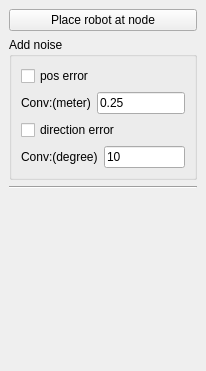
Before: the Qt Designer form include/tmapping/UI/dockSimulation.ui in StumboEugen/TMapping, drawn with Qt 5.
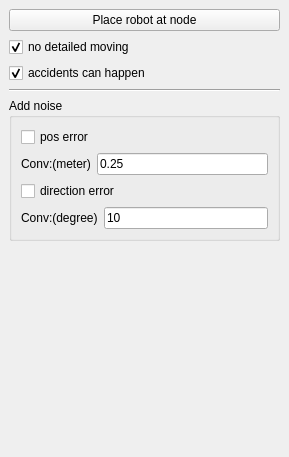
After: the same form once the commit is applied.

The edit to the form file:
```diff
--- a/include/tmapping/UI/dockSimulation.ui
+++ b/include/tmapping/UI/dockSimulation.ui
@@ -6,8 +6,8 @@
    <rect>
     <x>0</x>
     <y>0</y>
-    <width>206</width>
-    <height>371</height>
+    <width>289</width>
+    <height>457</height>
    </rect>
   </property>
   <property name="features">
@@ -34,6 +34,33 @@
       </property>
      </widget>
     </item>
+    <item>
+     <widget class="QCheckBox" name="cbNoDetailMoving">
+      <property name="text">
+       <string>no detailed moving</string>
+      </property>
+      <property name="checked">
+       <bool>true</bool>
+      </property>
+     </widget>
+    </item>
+    <item>
+     <widget class="QCheckBox" name="cbAccidents">
+      <property name="text">
+       <string>accidents can happen</string>
+      </property>
+      <property name="checked">
+       <bool>true</bool>
+      </property>
+     </widget>
+    </item>
+    <item>
+     <widget class="Line" name="line">
+      <property name="orientation">
+       <enum>Qt::Horizontal</enum>
+      </property>
+     </widget>
+    </item>
     <item>
      <widget class="QGroupBox" name="groupBox">
       <property name="title">
@@ -93,13 +120,6 @@
       </layout>
      </widget>
     </item>
-    <item>
-     <widget class="Line" name="line">
-      <property name="orientation">
-       <enum>Qt::Horizontal</enum>
-      </property>
-     </widget>
-    </item>
     <item>
      <spacer name="endSpacer">
       <property name="orientation">
```
